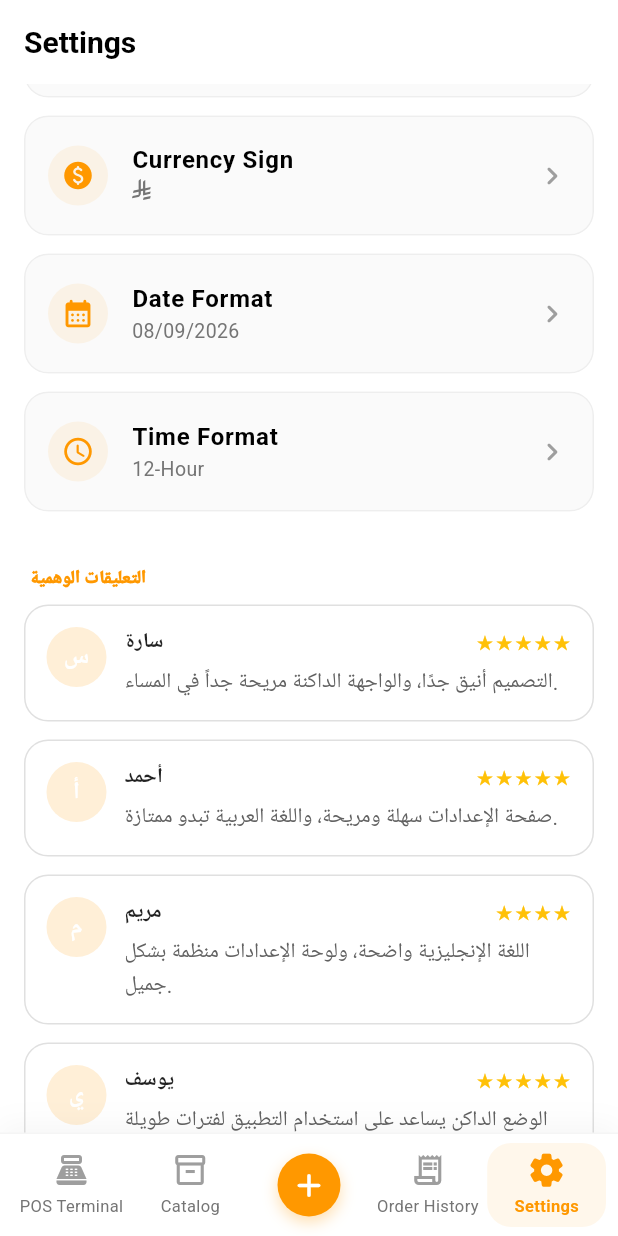
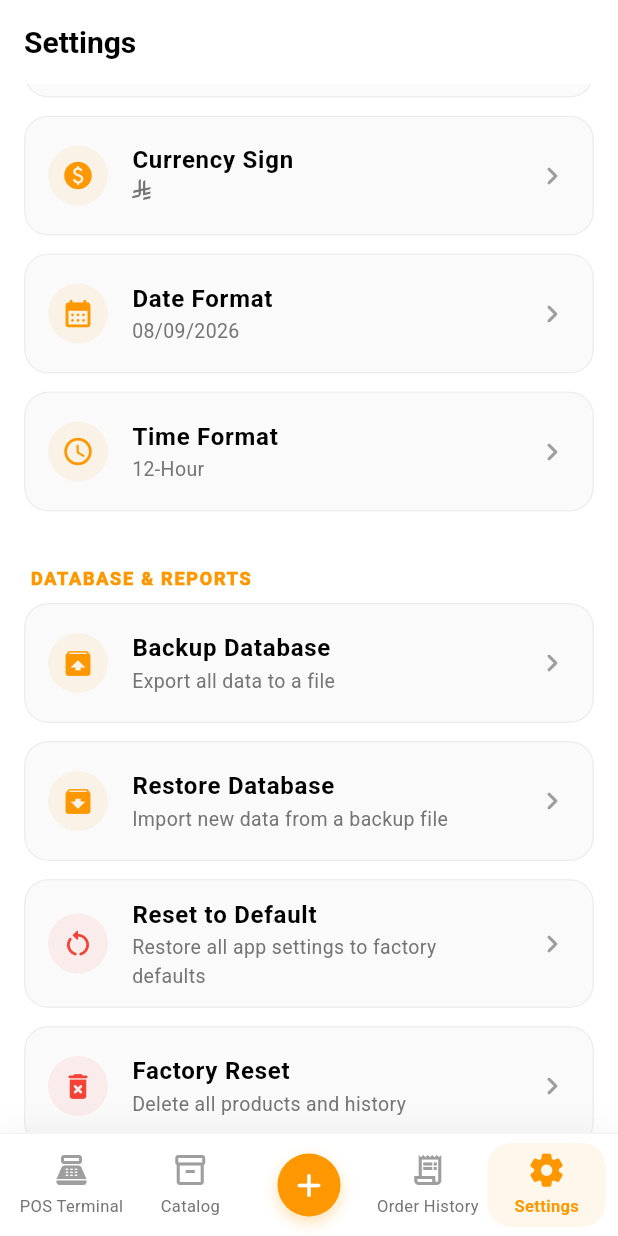
Before and after one commit to AhmedAzizAl-regas/Buffet-POS-System, a Flutter app: the SettingsScreen screen opened by its route, scrolled down 576 dp, on a phone screen of 412 x 824 dp. Run offline on Flutter 3.47's test engine with Material 3 defaults, Android fonts, the phone set to English and light mode, and no system bars; our stand-ins replace csv, dartz, file_picker, flutter_riverpod, flutter_svg, fluttertoast and 9 more; missing offline and left inert: local_auth_android, local_auth_ios, restart_app; accounts and stored records are empty.

Commit message:
اصلاح مشاكل

```diff
--- a/lib/features/settings/presentation/screens/settings_screen.dart
+++ b/lib/features/settings/presentation/screens/settings_screen.dart
@@ -68,53 +68,6 @@ class _SettingsScreenState extends ConsumerState<SettingsScreen> {
     final numFormat = configs['number_format'] ?? 'en'; // 'en' or 'ar'
 
     final dateFormat = configs['date_format'] ?? 'dd/MM/yyyy';
-    final fakeComments = <Map<String, Object>>[
-      {
-        'name': 'سارة',
-        'message': 'التصميم أنيق جدًا، والواجهة الداكنة مريحة جداً في المساء.',
-        'rating': 5,
-      },
-      {
-        'name': 'أحمد',
-        'message': 'صفحة الإعدادات سهلة ومريحة، واللغة العربية تبدو ممتازة.',
-        'rating': 5,
-      },
-      {
-        'name': 'مريم',
-        'message': 'اللغة الإنجليزية واضحة، ولوحة الإعدادات منظمة بشكل جميل.',
-        'rating': 4,
-      },
-      {
-        'name': 'يوسف',
-        'message': 'الوضع الداكن يساعد على استخدام التطبيق لفترات طويلة بدون إجهاد.',
-        'rating': 5,
-      },
-      {
-        'name': 'ليلى',
-        'message': 'التحويل بين العربية والإنجليزية سريع ومريح.',
-        'rating': 4,
-      },
-      {
-        'name': 'عبدالله',
-        'message': 'التطبيق أصبح احترافي أكثر بعد إضافة إعدادات الواجهة.',
-        'rating': 5,
-      },
-      {
-        'name': 'نوف',
-        'message': 'أحببت الألوان والأيقونات، خاصة في الوضع الداكن.',
-        'rating': 5,
-      },
-      {
-        'name': 'حسن',
-        'message': 'التحكم بالإعدادات سهل، وأتمنى إضافة مزيد من الخصائص لاحقًا.',
-        'rating': 4,
-      },
-      {
-        'name': 'زينب',
-        'message': 'خيارات اللغة والإعدادات ممتازة، والتجربة العامة أصبحت أفضل.',
-        'rating': 5,
-      },
-    ];
 
     return Scaffold(
       appBar: AppBar(
@@ -200,23 +153,6 @@ class _SettingsScreenState extends ConsumerState<SettingsScreen> {
             ),
           ),
           const SizedBox(height: 24),
-          _buildSectionTitle('التعليقات الوهمية'),
-          Padding(
-            padding: const EdgeInsets.only(bottom: 12),
-            child: Column(
-              children: fakeComments
-                  .map(
-                    (comment) => _buildMockCommentCard(
-                      context,
-                      name: comment['name'] as String,
-                      message: comment['message'] as String,
-                      rating: comment['rating'] as int,
-                    ),
-                  )
-                  .toList(),
-            ),
-          ),
-          const SizedBox(height: 24),
           _buildSectionTitle(AppLocalizations.of(context).databaseReports),
 
           _buildSettingCard(
@@ -321,83 +257,6 @@ class _SettingsScreenState extends ConsumerState<SettingsScreen> {
             ),
           ),
           const SizedBox(height: 40),
-        ],
-      ),
-    );
-  }
-
-  Widget _buildMockCommentCard(
-    BuildContext context, {
-    required String name,
-    required String message,
-    required int rating,
-  }) {
-    final isDark = Theme.of(context).brightness == Brightness.dark;
-    final stars = List.generate(rating, (_) => '★').join();
-
-    return Container(
-      width: double.infinity,
-      margin: const EdgeInsets.only(bottom: 12),
-      padding: const EdgeInsets.all(14),
-      decoration: BoxDecoration(
-        color: isDark ? const Color(0xFF1E1E1E) : Colors.white,
-        borderRadius: BorderRadius.circular(16),
-        border: Border.all(
-          color: isDark ? Colors.white.withAlpha(18) : Colors.grey.shade300,
-          width: 1,
-        ),
-      ),
-      child: Row(
-        crossAxisAlignment: CrossAxisAlignment.start,
-        children: [
-          CircleAvatar(
-            radius: 20,
-            backgroundColor: Colors.orange.withAlpha(isDark ? 30 : 40),
-            child: Text(
-              name.substring(0, 1),
-              style: const TextStyle(
-                color: Colors.white,
-                fontWeight: FontWeight.bold,
-              ),
-            ),
-          ),
-          const SizedBox(width: 12),
-          Expanded(
-            child: Column(
-              crossAxisAlignment: CrossAxisAlignment.start,
-              children: [
-                Row(
-                  children: [
-                    Expanded(
-                      child: Text(
-                        name,
-                        style: TextStyle(
-                          fontWeight: FontWeight.bold,
-                          color: isDark ? Colors.white : Colors.black87,
-                        ),
-                      ),
-                    ),
-                    Text(
-                      stars,
-                      style: const TextStyle(
-                        color: Colors.amber,
-                        fontSize: 13,
-                        letterSpacing: 1.2,
-                      ),
-                    ),
-                  ],
-                ),
-                const SizedBox(height: 6),
-                Text(
-                  message,
-                  style: TextStyle(
-                    color: isDark ? Colors.grey.shade300 : Colors.grey.shade700,
-                    height: 1.5,
-                  ),
-                ),
-              ],
-            ),
-          ),
         ],
       ),
     );
```
